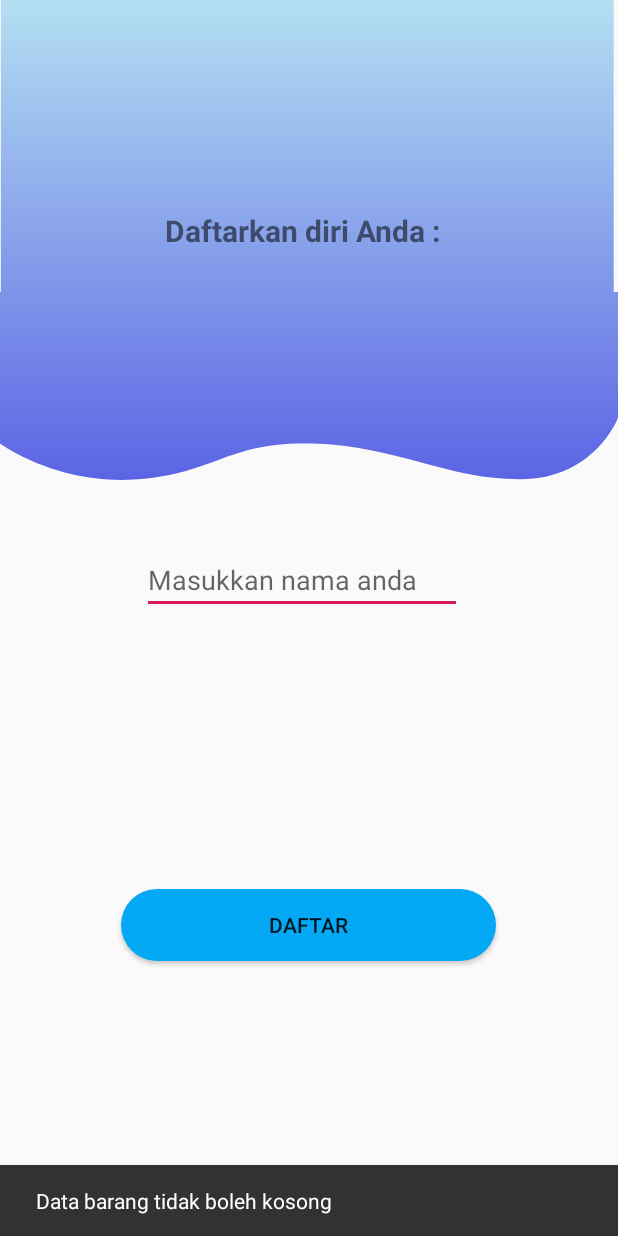
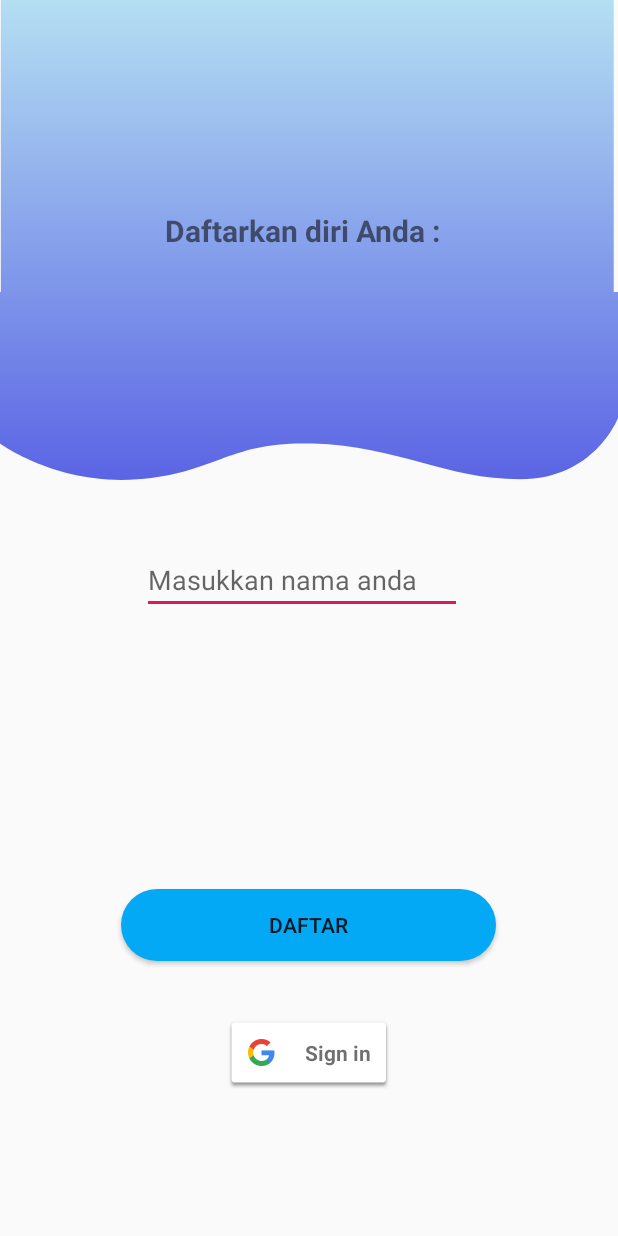
Before and after one commit to ardidong/TubesPabPaim, an Android app: the DaftarActivity screen opened directly, with no data from a screen before it, after a tap on "DAFTAR", on a phone screen of 412 x 824 dp. Run offline under Robolectric (Android 15) with nearby library versions, the light colour scheme and no system bars; our stand-ins replace Firebase (no records; nobody signed in at launch, a user with empty details on screens opened directly); Roboto replaces fonts that are not available here.

Commit message:
nambah daftar

```diff
--- a/app/build.gradle
+++ b/app/build.gradle
@@ -56,6 +56,7 @@ dependencies {
     implementation 'com.android.support:appcompat-v7:29.0.1'
     implementation 'com.android.support:design:29.0.1'
     implementation 'com.google.android.material:material:1.0.0-alpha3'
+    implementation 'com.google.android.gms:play-services-auth:17.0.0'
 
 }
 
--- a/app/src/main/java/com/apahayo/tubespabpaim/DaftarActivity.java
+++ b/app/src/main/java/com/apahayo/tubespabpaim/DaftarActivity.java
@@ -1,59 +1,148 @@
 package com.apahayo.tubespabpaim;
 
+import androidx.annotation.NonNull;
 import androidx.appcompat.app.AppCompatActivity;
 
 import android.content.Context;
 import android.content.Intent;
 import android.os.Bundle;
 import android.text.TextUtils;
+import android.util.Log;
 import android.view.View;
 import android.view.inputmethod.InputMethodManager;
 import android.widget.Button;
 import android.widget.EditText;
 
+import com.google.android.gms.auth.api.signin.GoogleSignIn;
+import com.google.android.gms.auth.api.signin.GoogleSignInAccount;
+import com.google.android.gms.auth.api.signin.GoogleSignInClient;
+import com.google.android.gms.auth.api.signin.GoogleSignInOptions;
+import com.google.android.gms.common.SignInButton;
+import com.google.android.gms.common.api.ApiException;
+import com.google.android.gms.common.api.GoogleApiClient;
+import com.google.android.gms.common.internal.SignInButtonImpl;
+import com.google.android.gms.tasks.OnCompleteListener;
 import com.google.android.gms.tasks.OnSuccessListener;
+import com.google.android.gms.tasks.Task;
 import com.google.android.material.snackbar.Snackbar;
+import com.google.firebase.auth.AuthCredential;
+import com.google.firebase.auth.AuthResult;
+import com.google.firebase.auth.FirebaseAuth;
+import com.google.firebase.auth.FirebaseUser;
+import com.google.firebase.auth.GoogleAuthProvider;
 import com.google.firebase.database.DatabaseReference;
 import com.google.firebase.database.FirebaseDatabase;
 
 public class DaftarActivity extends AppCompatActivity {
 
     private DatabaseReference database;
+    FirebaseAuth mAuth;
     private EditText nama;
     private Button daftar;
+    FirebaseAuth.AuthStateListener mAuthListener;
+    private final static String TAG = "test ganss";
+    private final static int RC_SIGN_IN = 2;
+    GoogleSignInClient mGoogleSignInClient;
+    SignInButton signInButton;
+
+
+    @Override
+    protected void onStart() {
+        super.onStart();
+        mAuth.addAuthStateListener(mAuthListener);
+    }
 
     @Override
     protected void onCreate(Bundle savedInstanceState) {
+
         super.onCreate(savedInstanceState);
         setContentView(R.layout.activity_daftar);
         nama = findViewById(R.id.namaET);
         daftar = findViewById(R.id.daftarBtn);
-
+        signInButton = findViewById(R.id.googleBtn);
+        mAuth = FirebaseAuth.getInstance();
         database = FirebaseDatabase.getInstance().getReference();
 
+        signInButton.setOnClickListener(new View.OnClickListener() {
+            @Override
+            public void onClick(View v) {
+                signIn();
+            }
+        });
+
+
+        mAuthListener = new FirebaseAuth.AuthStateListener() {
+            @Override
+            public void onAuthStateChanged(@NonNull FirebaseAuth firebaseAuth) {
+             if (firebaseAuth.getCurrentUser() != null){
+                 startActivity(new Intent (DaftarActivity.this,WelcomeActivity.class));
+             }
+            }
+        };
+
+        GoogleSignInOptions gso = new GoogleSignInOptions.Builder(GoogleSignInOptions.DEFAULT_SIGN_IN)
+                .requestIdToken(getString(R.string.default_web_client_id))
+                .requestEmail()
+                .build();
+
+
+
+        mGoogleSignInClient = GoogleSignIn.getClient(this, gso);
 
     }
 
-    public void daftarAkun(View view) {
 
-        if(!isEmpty(nama.getText().toString())){
-            database.child("user").push().setValue(nama.getText().toString());
 
-            Intent intent = new Intent(DaftarActivity.this,WelcomeActivity.class);
-            startActivity(intent);
-        }else{
-            Snackbar.make(findViewById(R.id.daftarBtn), "Data barang tidak boleh kosong", Snackbar.LENGTH_LONG).show();
+
+
+    private void signIn() {
+        Intent signInIntent = mGoogleSignInClient.getSignInIntent();
+        startActivityForResult(signInIntent, RC_SIGN_IN);
+    }
+
+    @Override
+    public void onActivityResult(int requestCode, int resultCode, Intent data) {
+        super.onActivityResult(requestCode, resultCode, data);
+
+        // Result returned from launching the Intent from GoogleSignInApi.getSignInIntent(...);
+        if (requestCode == RC_SIGN_IN) {
+            Task<GoogleSignInAccount> task = GoogleSignIn.getSignedInAccountFromIntent(data);
+            //Task<GoogleSignInAccount> task = GoogleSignIn.getSignedInAccountFromIntent(data);
+            try {
+                // Google Sign In was successful, authenticate with Firebase
+                GoogleSignInAccount account = task.getResult(ApiException.class);
+                firebaseAuthWithGoogle(account);
+            } catch (ApiException e) {
+                // Google Sign In failed, update UI appropriately
+                Log.w(TAG, "Google sign in failed", e);
+                // ...
+            }
         }
+    }
 
-        InputMethodManager imm = (InputMethodManager)
-                getSystemService(Context.INPUT_METHOD_SERVICE);
-        imm.hideSoftInputFromWindow(
-                nama.getWindowToken(), 0);
+    private void firebaseAuthWithGoogle(GoogleSignInAccount account) {
+        AuthCredential credential = GoogleAuthProvider.getCredential(account.getIdToken(), null);
+        mAuth.signInWithCredential(credential)
+                .addOnCompleteListener(this, new OnCompleteListener<AuthResult>() {
+                    @Override
+                    public void onComplete(@NonNull Task<AuthResult> task) {
+                        if (task.isSuccessful()) {
+                            // Sign in success, update UI with the signed-in user's information
+                            Log.d(TAG, "signInWithCredential:success");
+                            FirebaseUser user = mAuth.getCurrentUser();
+                            //updateUI(user);
+                        } else {
+                            // If sign in fails, display a message to the user.
+                            Log.w(TAG, "signInWithCredential:failure", task.getException());
+                            Snackbar.make(findViewById(R.id.daftarLayout), "Authentication Failed.", Snackbar.LENGTH_SHORT).show();
+                            //updateUI(null);
+                        }
+
+                        // ...
+                    }
+                });
 
     }
 
-    private boolean isEmpty(String s) {
-        // Cek apakah ada fields yang kosong, sebelum disubmit
-        return TextUtils.isEmpty(s);
-    }
+
 }
--- a/app/src/main/res/layout/activity_daftar.xml
+++ b/app/src/main/res/layout/activity_daftar.xml
@@ -1,5 +1,6 @@
 <?xml version="1.0" encoding="utf-8"?>
 <RelativeLayout xmlns:android="http://schemas.android.com/apk/res/android"
+    android:id="@+id/daftarLayout"
     xmlns:app="http://schemas.android.com/apk/res-auto"
     xmlns:tools="http://schemas.android.com/tools"
     android:layout_width="match_parent"
@@ -59,4 +60,12 @@
         android:layout_centerInParent="true"
         android:layout_marginBottom="183dp"
         android:text="Daftar" />
+
+    <com.google.android.gms.common.SignInButton
+        android:id="@+id/googleBtn"
+        android:layout_width="wrap_content"
+        android:layout_height="wrap_content"
+        android:layout_alignParentBottom="true"
+        android:layout_centerHorizontal="true"
+        android:layout_marginBottom="98dp" />
 </RelativeLayout>
```
